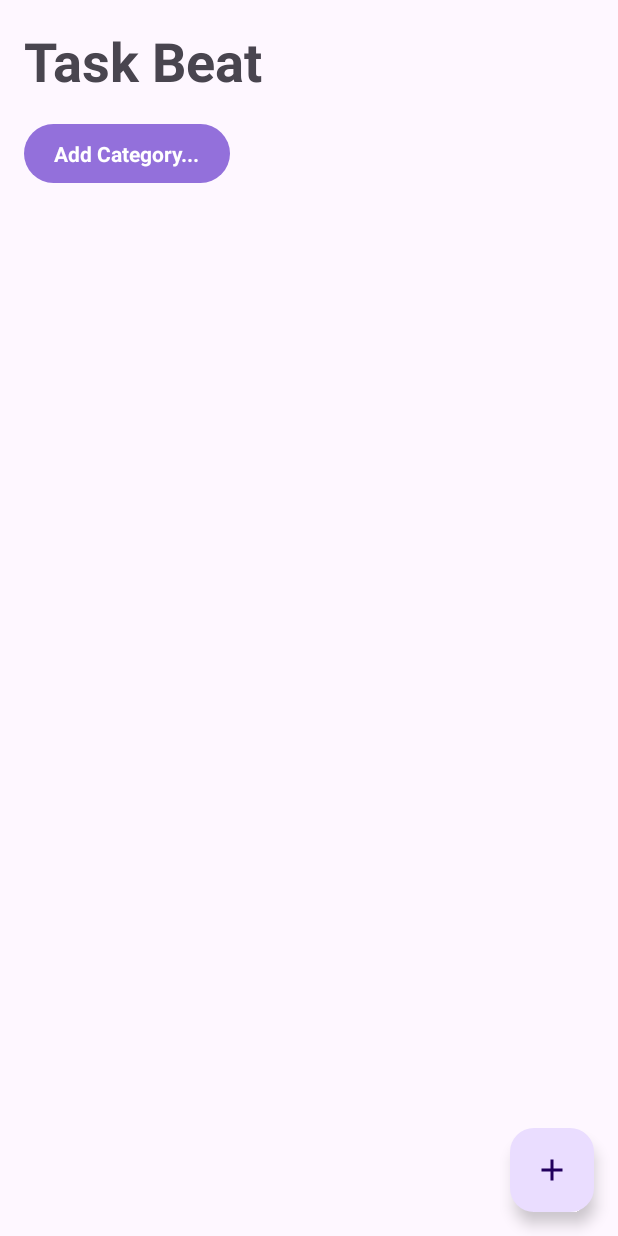
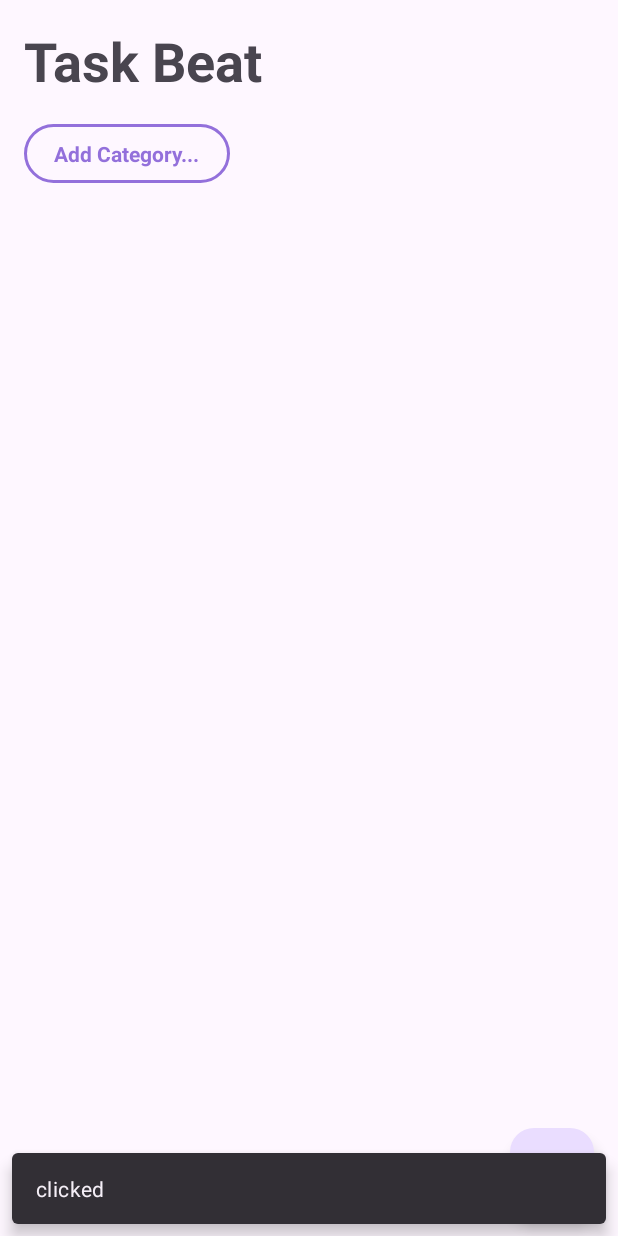
Before and after one commit to maumauriciog/LearnTasks, an Android app: the screen it shows after launch (MainActivity), after a tap on "Add Category...", on a phone screen of 412 x 824 dp. Run offline under Robolectric (Android 15) with nearby library versions, the phone set to English and light mode, and no system bars; our stand-ins replace Room's generated code.

Commit message:
update MainActivity. Create button for add category v4

```diff
--- a/app/src/main/java/com/devspace/taskbeats/MainActivity.kt
+++ b/app/src/main/java/com/devspace/taskbeats/MainActivity.kt
@@ -41,9 +41,9 @@ class MainActivity : AppCompatActivity() {
         val categoryAdapter = CategoryListAdapter()
 
         categoryAdapter.setOnClickListener { selected ->
-            if (selected.name != "Add Category..."){
-                Snackbar.make(rvCategory, "Click em add category", Snackbar.LENGTH_LONG).show()
-            } else{
+            if (selected.name == "Add Category...") {
+                Snackbar.make(rvCategory, "clicked", Snackbar.LENGTH_LONG).show()
+            } else {
                 val categoryTemp = categories.map { item ->
                     when {
                         item.name == selected.name && !item.isSelected -> item.copy(isSelected = true)
@@ -51,17 +51,15 @@ class MainActivity : AppCompatActivity() {
                         else -> item
                     }
                 }
-                val taskTemp = if (selected.name != "All"){
-                    tasks.filter { it.category == selected.name }
-                }else {
-                    tasks
-                }
+                val taskTemp =
+                    if (selected.name != "All") {
+                        tasks.filter { it.category == selected.name }
+                    } else {
+                        tasks
+                    }
                 categoryAdapter.submitList(categoryTemp)
                 taskAdapter.submitList(taskTemp)
             }
-
-
-
         }
 
         rvCategory.adapter = categoryAdapter
```
